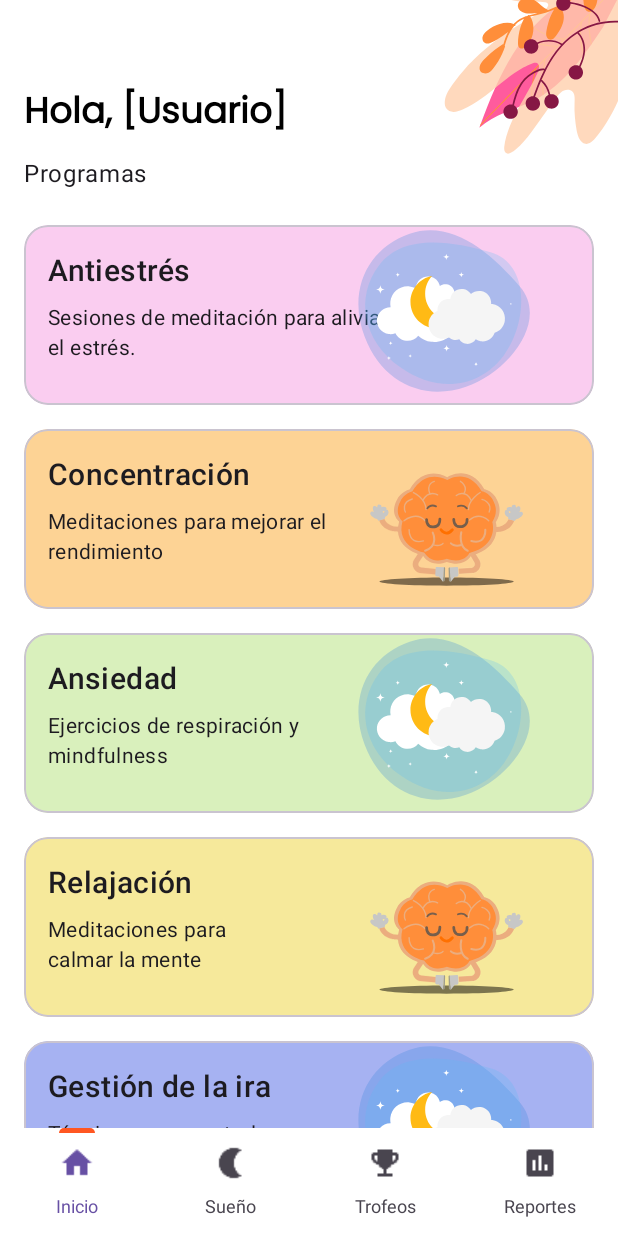
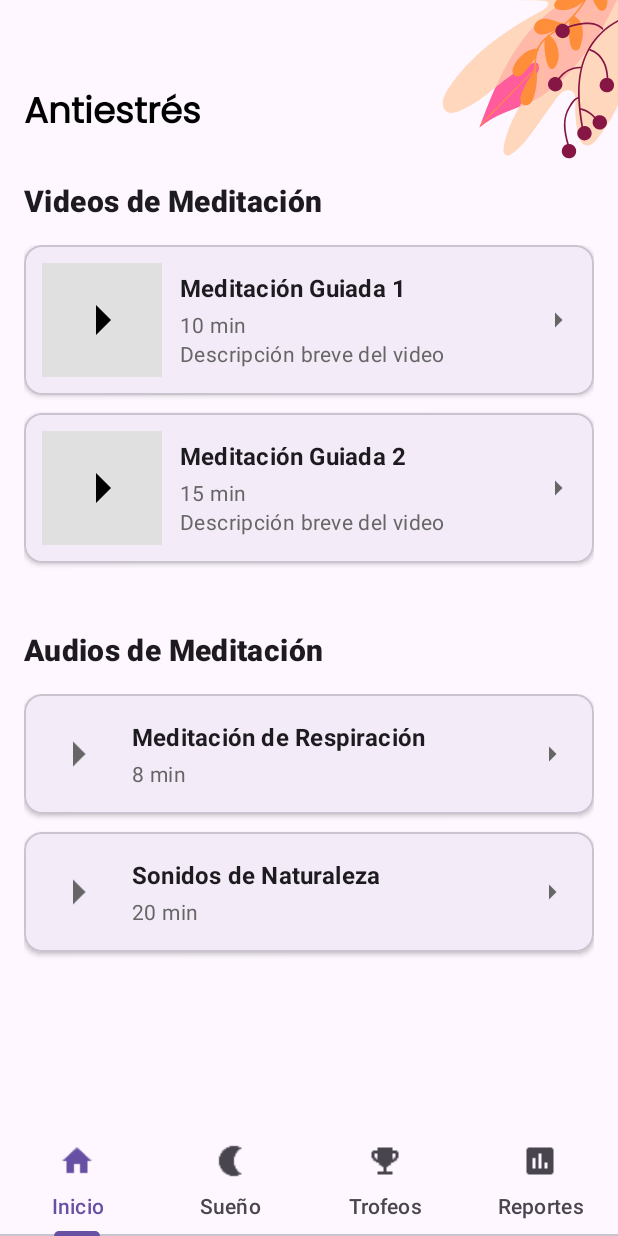
Before and after one commit to JosephTocre/ProyectoAppsMov, an Android app: the barra_nav screen opened directly, with no data from a screen before it, after a tap on "Antiestrés", on a phone screen of 412 x 824 dp. Run offline under Robolectric (Android 15) with nearby library versions, the phone set to English and light mode, and no system bars.

Commit message:
funcionalidad de sesiones

```diff
--- a/app/build.gradle.kts
+++ b/app/build.gradle.kts
@@ -42,7 +42,7 @@ dependencies {
     androidTestImplementation(libs.espresso.core)
     implementation("com.android.volley:volley:1.2.1")
     implementation("com.google.android.material:material:1.12.0")
-    implementation("androidx.constraintlayout:constraintlayout:2.1.4")
-    implementation("androidx.viewpager:viewpager:1.0.0")
+    implementation("androidx.constraintlayout:constraintlayout:2.2.0")
     implementation("com.airbnb.android:lottie:6.0.0")
+    implementation("androidx.recyclerview:recyclerview:1.3.1")
 }
--- a/app/src/main/AndroidManifest.xml
+++ b/app/src/main/AndroidManifest.xml
@@ -16,6 +16,9 @@
         android:roundIcon="@drawable/logoapps"
         android:supportsRtl="true"
         android:theme="@style/Theme.MyApplication8">
+        <activity
+            android:name=".dormir"
+            android:exported="false" />
         <activity
             android:name=".barra_nav"
             android:exported="false" />
--- a/app/src/main/java/com/example/medita/MainActivity.java
+++ b/app/src/main/java/com/example/medita/MainActivity.java
@@ -20,7 +20,4 @@ public class MainActivity extends AppCompatActivity {
         Intent intent=new Intent(MainActivity.this,Login.class);
         startActivity(intent);
     }
-
-
-
 }
--- a/app/src/main/java/com/example/medita/barra_nav.java
+++ b/app/src/main/java/com/example/medita/barra_nav.java
@@ -1,14 +1,20 @@
 package com.example.medita;
 
 import android.os.Bundle;
+
 import androidx.appcompat.app.AppCompatActivity;
+import androidx.fragment.app.Fragment;
+import androidx.fragment.app.FragmentTransaction;
 import androidx.viewpager.widget.ViewPager;
+
 import com.google.android.material.tabs.TabLayout;
 
 public class barra_nav extends AppCompatActivity {
 
     private ViewPager viewPager;
     private TabLayout tabs;
+    private ViewPagerAdapter adapter;
+    private home homeFragment; // Referencia al Home original
 
     @Override
     protected void onCreate(Bundle savedInstanceState) {
@@ -20,27 +26,60 @@ public class barra_nav extends AppCompatActivity {
 
         String nombreUsuario = getIntent().getStringExtra("usuario");
 
-        ViewPagerAdapter adapter = new ViewPagerAdapter(getSupportFragmentManager());
+        // Configurar el adapter del ViewPager
+        adapter = new ViewPagerAdapter(getSupportFragmentManager());
 
-        // Pasar el nombre por fragmento
-        home homeFragment = new home();
+        // Crear los fragmentos para los tabs
+        homeFragment = new home(); // Home original
         logros logrosFragment = new logros();
         Bundle args = new Bundle();
         args.putString("usuario", nombreUsuario);
         homeFragment.setArguments(args);
         logrosFragment.setArguments(args);
 
+        // Agregar fragmentos al adapter
         adapter.addFragment(homeFragment, "Inicio");
-        adapter.addFragment(new home(), "Sueño");
+        adapter.addFragment(new home(), "Sueño"); // ejemplo de tab extra
         adapter.addFragment(logrosFragment, "Trofeos");
-        adapter.addFragment(new home(), "Reportes");
+        adapter.addFragment(new home(), "Reportes"); // otro ejemplo
 
         viewPager.setAdapter(adapter);
         tabs.setupWithViewPager(viewPager);
 
+        // Configurar iconos
         if (tabs.getTabAt(0) != null) tabs.getTabAt(0).setIcon(R.drawable.home);
         if (tabs.getTabAt(1) != null) tabs.getTabAt(1).setIcon(R.drawable.dream);
         if (tabs.getTabAt(2) != null) tabs.getTabAt(2).setIcon(R.drawable.trofeonav);
         if (tabs.getTabAt(3) != null) tabs.getTabAt(3).setIcon(R.drawable.reportes);
+
+        // Listener para que al volver a Home se borre cualquier SesionesFragment
+        tabs.addOnTabSelectedListener(new TabLayout.OnTabSelectedListener() {
+            @Override
+            public void onTabSelected(TabLayout.Tab tab) {
+                if (tab.getPosition() == 0) { // Home
+                    Fragment current = getSupportFragmentManager().findFragmentById(R.id.fragment_home_container);
+                    if (current != null && !(current instanceof home)) {
+                        getSupportFragmentManager().beginTransaction()
+                                .replace(R.id.fragment_home_container, homeFragment)
+                                .commit();
+                    }
+                }
+            }
+
+            @Override
+            public void onTabUnselected(TabLayout.Tab tab) { }
+
+            @Override
+            public void onTabReselected(TabLayout.Tab tab) { }
+        });
+    }
+
+    // Método público que Home llama para abrir SesionesFragment
+    public void mostrarSesionesFragment(String categoria, String titulo) {
+        SesionesFragment fragment = SesionesFragment.newInstance(categoria, titulo);
+        FragmentTransaction transaction = getSupportFragmentManager().beginTransaction();
+        transaction.replace(R.id.fragment_home_container, fragment);
+        transaction.addToBackStack(null);
+        transaction.commit();
     }
 }
--- a/app/src/main/java/com/example/medita/home.java
+++ b/app/src/main/java/com/example/medita/home.java
@@ -4,10 +4,13 @@ import android.os.Bundle;
 import android.view.LayoutInflater;
 import android.view.View;
 import android.view.ViewGroup;
+import android.widget.FrameLayout;
 import android.widget.TextView;
+
 import androidx.annotation.NonNull;
 import androidx.annotation.Nullable;
 import androidx.fragment.app.Fragment;
+import androidx.fragment.app.FragmentTransaction;
 
 import com.google.android.material.card.MaterialCardView;
 
@@ -20,8 +23,8 @@ public class home extends Fragment {
                              @Nullable Bundle savedInstanceState) {
 
         View view = inflater.inflate(R.layout.fragment_home, container, false);
+
         TextView tvSaludo = view.findViewById(R.id.tvSaludo);
-
         Bundle bundle = getArguments();
         if (bundle != null) {
             String nombreUsuario = bundle.getString("usuario");
@@ -30,9 +33,7 @@ public class home extends Fragment {
             }
         }
 
-        // Configurar los clicks en las cards
         configurarClicks(view);
-
         return view;
     }
 
@@ -43,20 +44,30 @@ public class home extends Fragment {
         MaterialCardView cardRelajacion = view.findViewById(R.id.breathe);
         MaterialCardView cardIra = view.findViewById(R.id.ira);
 
-        cardAntiestres.setOnClickListener(v -> navegarASesiones("antiestres", "Antiestrés"));
-        cardConcentracion.setOnClickListener(v -> navegarASesiones("concentracion", "Concentración"));
-        cardAnsiedad.setOnClickListener(v -> navegarASesiones("ansiedad", "Ansiedad"));
-        cardRelajacion.setOnClickListener(v -> navegarASesiones("relajacion", "Relajación"));
-        cardIra.setOnClickListener(v -> navegarASesiones("ira", "Gestión de la Ira"));
+        cardAntiestres.setOnClickListener(v -> abrirSesiones("antiestres", "Antiestrés"));
+        cardConcentracion.setOnClickListener(v -> abrirSesiones("concentracion", "Concentración"));
+        cardAnsiedad.setOnClickListener(v -> abrirSesiones("ansiedad", "Ansiedad"));
+        cardRelajacion.setOnClickListener(v -> abrirSesiones("relajacion", "Relajación"));
+        cardIra.setOnClickListener(v -> abrirSesiones("ira", "Gestión de la Ira"));
     }
 
-    private void navegarASesiones(String categoria, String titulo) {
-        SesionesFragment sesionesFragment = SesionesFragment.newInstance(categoria, titulo);
+    private void abrirSesiones(String categoria, String titulo) {
+        SesionesFragment fragment = SesionesFragment.newInstance(categoria, titulo);
+        FragmentTransaction transaction = getChildFragmentManager().beginTransaction();
 
-        requireActivity().getSupportFragmentManager()
-                .beginTransaction()
-                .replace(R.id.fragment_container, sesionesFragment) // Ajusta este ID según tu Activity principal
-                .addToBackStack("home") // Permite volver atrás
-                .commit();
+        // Limpiar el contenedor antes de añadir un fragmento nuevo
+        FrameLayout container = getView().findViewById(R.id.fragment_home_container);
+        container.removeAllViews();
+
+        transaction.replace(R.id.fragment_home_container, fragment);
+        transaction.addToBackStack(null);
+        transaction.commit();
+    }
+
+    @Override
+    public void onResume() {
+        super.onResume();
+        // Limpiar cualquier fragmento de sesión si volvemos al tab Home
+        getChildFragmentManager().popBackStack(null, androidx.fragment.app.FragmentManager.POP_BACK_STACK_INCLUSIVE);
     }
 }
--- a/app/src/main/res/layout/activity_barra_nav.xml
+++ b/app/src/main/res/layout/activity_barra_nav.xml
@@ -1,36 +1,25 @@
-<?xml version="1.0" encoding="utf-8"?>
-<androidx.constraintlayout.widget.ConstraintLayout xmlns:android="http://schemas.android.com/apk/res/android"
+<androidx.constraintlayout.widget.ConstraintLayout
+    xmlns:android="http://schemas.android.com/apk/res/android"
     xmlns:app="http://schemas.android.com/apk/res-auto"
     android:layout_width="match_parent"
     android:layout_height="match_parent">
 
     <androidx.viewpager.widget.ViewPager
         android:id="@+id/viewPager"
-        android:layout_width="match_parent"
+        android:layout_width="0dp"
         android:layout_height="0dp"
         app:layout_constraintTop_toTopOf="parent"
         app:layout_constraintBottom_toTopOf="@+id/tabs"
-        app:layout_constraintEnd_toEndOf="parent"
-        android:background="@color/white"
-        app:layout_constraintStart_toStartOf="parent"></androidx.viewpager.widget.ViewPager>
+        app:layout_constraintStart_toStartOf="parent"
+        app:layout_constraintEnd_toEndOf="parent"/>
 
     <com.google.android.material.tabs.TabLayout
         android:id="@+id/tabs"
-        app:tabBackground="@color/white"
-        app:tabTextAppearance="@style/TextAppearance.AppCompat.Caption"
-        android:layout_width="match_parent"
+        android:layout_width="0dp"
         android:layout_height="wrap_content"
         app:layout_constraintBottom_toBottomOf="parent"
+        app:layout_constraintStart_toStartOf="parent"
         app:layout_constraintEnd_toEndOf="parent"
-        app:layout_constraintStart_toStartOf="parent"
-        android:theme="@style/ThemeOverlay.AppCompat.Dark.ActionBar"
         app:tabGravity="fill"
-        app:tabMode="fixed"
-        app:tabIconTintMode="src_in"
-        app:tabIndicatorColor="#FF5722"
-        app:tabIndicatorGravity="top"
-        app:tabIndicatorAnimationMode="elastic"
-        app:tabIndicatorHeight="3dp"
-        app:tabIndicatorFullWidth="false"
-        />
+        app:tabMode="fixed"/>
 </androidx.constraintlayout.widget.ConstraintLayout>
--- a/app/src/main/res/layout/fragment_home.xml
+++ b/app/src/main/res/layout/fragment_home.xml
@@ -5,6 +5,13 @@
     android:layout_width="match_parent"
     android:layout_height="match_parent"
     tools:context=".home">
+
+    <!-- Contenedor para SesionesFragment -->
+    <FrameLayout
+        android:id="@+id/fragment_home_container"
+        android:layout_width="match_parent"
+        android:layout_height="match_parent">
+
 
     <com.airbnb.lottie.LottieAnimationView
         android:id="@+id/breatheView"
@@ -265,4 +272,5 @@
             </com.google.android.material.card.MaterialCardView>
         </LinearLayout>
     </ScrollView>
+    </FrameLayout>
 </FrameLayout>
--- a/app/src/main/res/xml/network_security_config.xml
+++ b/app/src/main/res/xml/network_security_config.xml
@@ -4,7 +4,7 @@
         <!-- Para emulador -->
         <domain includeSubdomains="true">10.0.2.2</domain>
         <!-- Para tu servidor real -->
-        <domain includeSubdomains="true">192.168.1.36</domain>
+        <domain includeSubdomains="true">192.168.18.189</domain>
         <!-- Para localhost -->
         <domain includeSubdomains="true">localhost</domain>
     </domain-config>
```
Also changed, not shown: app/src/main/java/com/example/medita/Login.java (+16 -29 lines), app/src/main/java/com/example/medita/SesionesFragment.java (+8 -105 lines), app/src/main/java/com/example/medita/crearUsuario.java (+5 -20 lines), app/src/main/java/com/example/medita/dormir.java (added, +64 -0 lines), app/src/main/res/drawable/circle_border.xml (added, +7 -0 lines), app/src/main/res/layout/fragment_dormir.xml (added, +112 -0 lines), 5 other files.
